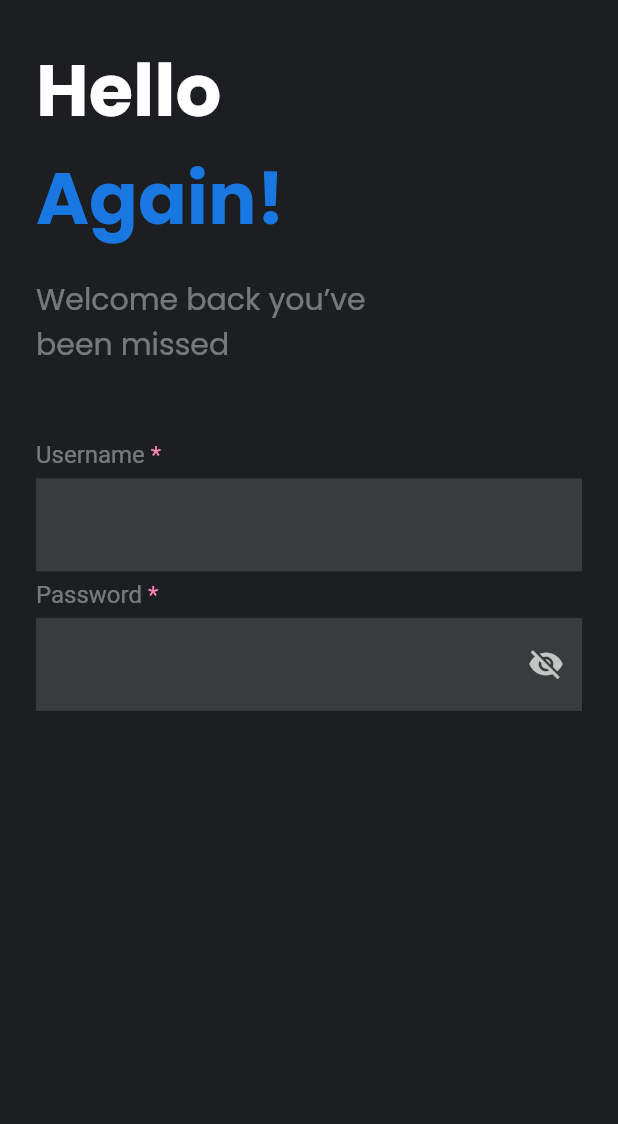
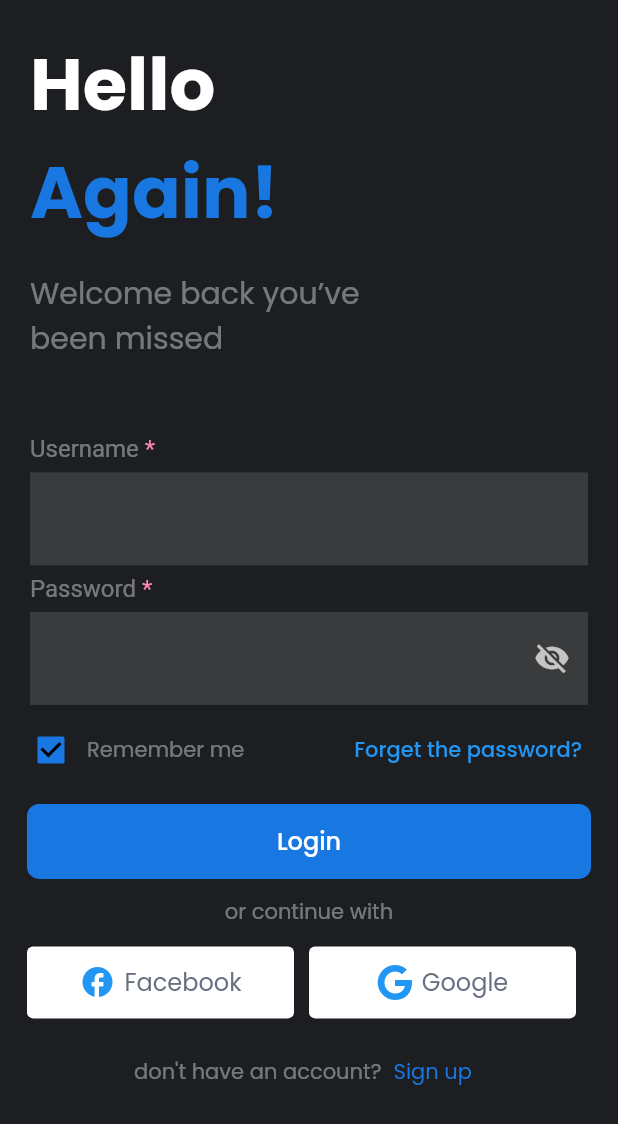
Before and after one commit to MohaamedHamdy/flutter_mvvm_news_app, a Flutter app: the LogInScreen screen opened by its route, on a phone screen of 412 x 824 dp. Shown: the top 1124 px of the screen. Run offline on Flutter 3.47's test engine with Material 2 defaults, Android fonts, the phone set to English and light mode, and no system bars; our stand-ins replace font_awesome_flutter.

```diff
--- a/lib/core/utils/styles.dart
+++ b/lib/core/utils/styles.dart
@@ -9,13 +9,15 @@ class AppStyle {
     fontSize: 12,
     fontWeight: FontWeight.normal,
   );
-  static TextStyle style14 = const TextStyle(
+  static TextStyle style14 = TextStyle(
     fontSize: 14,
     fontWeight: FontWeight.normal,
+    color: Colors.white.withOpacity(0.4),
   );
-  static TextStyle style16 = const TextStyle(
+  static TextStyle style16 = TextStyle(
     fontSize: 16,
     fontWeight: FontWeight.normal,
+    color: Colors.white.withOpacity(0.4),
   );
   static TextStyle style18 = const TextStyle(
     fontSize: 18,
--- /dev/null
+++ b/lib/features/authentication/presentation/view/widgtes/custom_auth_rich_text.dart
@@ -0,0 +1,28 @@
+
+
+import 'package:flutter/material.dart';
+import 'package:news_app2/core/utils/constants.dart';
+import 'package:news_app2/core/utils/styles.dart';
+
+class CustomAuthRichText extends StatelessWidget {
+  const CustomAuthRichText({Key? key, required this.text1, required this.text2})
+      : super(key: key);
+  final String text1;
+  final String text2;
+
+  @override
+  Widget build(BuildContext context) {
+    return RichText(
+      text: TextSpan(
+        text: text1,
+        style: AppStyle.style16,
+        children: [
+          TextSpan(
+            text: text2,
+            style: AppStyle.style16.copyWith(color: kError),
+          ),
+        ],
+      ),
+    );
+  }
+}
--- /dev/null
+++ b/lib/features/authentication/presentation/view/widgtes/forget_password_widget.dart
@@ -0,0 +1,33 @@
+import 'package:flutter/material.dart';
+import 'package:news_app2/core/utils/constants.dart';
+import 'package:news_app2/core/utils/styles.dart';
+
+class ForgetPasswordWidget extends StatelessWidget {
+  const ForgetPasswordWidget({Key? key}) : super(key: key);
+
+  @override
+  Widget build(BuildContext context) {
+    return  Padding(
+      padding: const EdgeInsets.only(left: 10.0, right: 16.0),
+      child: Row(
+        mainAxisAlignment: MainAxisAlignment.start,
+        children: [
+          Checkbox(
+            value: true,
+            activeColor: kPrimaryColor,
+            checkColor: Colors.black,
+            onChanged: (value) {},
+          ),
+          Text(
+            'Remember me',
+            style: AppStyle.style14,
+          ),
+          const Spacer(),
+          TextButton(
+              onPressed: () {},
+              child: const Text('Forget the password?')),
+        ],
+      ),
+    );
+  }
+}
--- a/lib/features/authentication/presentation/view/widgtes/log_in_body.dart
+++ b/lib/features/authentication/presentation/view/widgtes/log_in_body.dart
@@ -1,7 +1,9 @@
 import 'package:flutter/material.dart';
-import 'package:news_app2/core/utils/constants.dart';
 import 'package:news_app2/core/utils/dimensions.dart';
-import 'package:news_app2/core/utils/styles.dart';
+import 'package:news_app2/features/authentication/presentation/view/widgtes/forget_password_widget.dart';
+import 'package:news_app2/features/authentication/presentation/view/widgtes/log_in_third_section.dart';
+import 'log_in_first_section.dart';
+import 'log_in_second_section.dart';
 
 class LogInBody extends StatelessWidget {
   const LogInBody({Key? key}) : super(key: key);
@@ -9,121 +11,27 @@ class LogInBody extends StatelessWidget {
   @override
   Widget build(BuildContext context) {
     return SafeArea(
-      child: Padding(
-        padding: const EdgeInsets.all(24.0),
       child: SingleChildScrollView(
         child: Column(
           crossAxisAlignment: CrossAxisAlignment.start,
           mainAxisAlignment: MainAxisAlignment.start,
           children: [
-              const FirstSection(),
+            const Padding(
+              padding: EdgeInsets.only(top: 20.0, left: 20.0, right: 20.0),
+              child: FirstSection(),
+            ),
             SizedBox(
               height: Dimensions.heightPercentage(context, 6),
             ),
-              const SecondSection(),
+            const Padding(
+              padding: EdgeInsets.only(left: 20.0, right: 20.0),
+              child: SecondSection(),
+            ),
+            const ForgetPasswordWidget(),
+            const ThirdSection(),
           ],
-          ),
         ),
       ),
     );
   }
 }
-
-class FirstSection extends StatelessWidget {
-  const FirstSection({Key? key}) : super(key: key);
-
-  @override
-  Widget build(BuildContext context) {
-    return Column(
-      crossAxisAlignment: CrossAxisAlignment.start,
-      children: [
-        Text(
-          'Hello',
-          style: AppStyle.style22.copyWith(fontSize: 48),
-        ),
-        Text(
-          'Again!',
-          style: AppStyle.style22.copyWith(fontSize: 48, color: kPrimaryColor),
-        ),
-        SizedBox(
-          height: Dimensions.heightPercentage(context, 2),
-        ),
-        SizedBox(
-          width: Dimensions.widthPercentage(context, 55),
-          child: Text(
-            'Welcome back you’ve been missed',
-            style: AppStyle.style20.copyWith(
-                color: Colors.white.withOpacity(0.4),
-                fontWeight: FontWeight.normal),
-          ),
-        ),
-      ],
-    );
-  }
-}
-
-class SecondSection extends StatelessWidget {
-  const SecondSection({Key? key}) : super(key: key);
-
-  @override
-  Widget build(BuildContext context) {
-    return Column(
-      crossAxisAlignment: CrossAxisAlignment.start,
-      children: [
-        const CustomAuthRichText(text1: 'Username ', text2: '*'),
-        Container(
-          margin: const EdgeInsets.symmetric(vertical: 6),
-          color: const Color.fromRGBO(58, 59, 60, 1),
-          child: TextFormField(
-            keyboardType: TextInputType.text,
-            decoration: const InputDecoration(
-              enabledBorder: colorlessBorder,
-              focusedBorder: colorlessBorder,
-            ),
-          ),
-        ),
-        const CustomAuthRichText(text1: 'Password ', text2: '*'),
-        Container(
-          margin: const EdgeInsets.symmetric(vertical: 6),
-          color: const Color.fromRGBO(58, 59, 60, 1),
-          child: TextFormField(
-            keyboardType: TextInputType.visiblePassword,
-            decoration: InputDecoration(
-              enabledBorder: colorlessBorder,
-              focusedBorder: colorlessBorder,
-              suffixIcon: IconButton(
-                onPressed: () {},
-                icon: const Icon(
-                  Icons.visibility_off,
-                ),
-              ),
-            ),
-          ),
-        ),
-      ],
-    );
-  }
-}
-
-class CustomAuthRichText extends StatelessWidget {
-  const CustomAuthRichText({Key? key, required this.text1, required this.text2})
-      : super(key: key);
-  final String text1;
-  final String text2;
-
-  @override
-  Widget build(BuildContext context) {
-    return RichText(
-      text: TextSpan(
-        text: text1,
-        style: AppStyle.style16.copyWith(color: Colors.white.withOpacity(0.4)),
-        children: [
-          TextSpan(
-            text: text2,
-            style: AppStyle.style16.copyWith(color: kError),
-          ),
-        ],
-      ),
-    );
-  }
-}
--- /dev/null
+++ b/lib/features/authentication/presentation/view/widgtes/log_in_first_section.dart
@@ -0,0 +1,38 @@
+
+import 'package:flutter/material.dart';
+import 'package:news_app2/core/utils/constants.dart';
+import 'package:news_app2/core/utils/dimensions.dart';
+import 'package:news_app2/core/utils/styles.dart';
+
+class FirstSection extends StatelessWidget {
+  const FirstSection({Key? key}) : super(key: key);
+
+  @override
+  Widget build(BuildContext context) {
+    return Column(
+      crossAxisAlignment: CrossAxisAlignment.start,
+      children: [
+        Text(
+          'Hello',
+          style: AppStyle.style22.copyWith(fontSize: 48),
+        ),
+        Text(
+          'Again!',
+          style: AppStyle.style22.copyWith(fontSize: 48, color: kPrimaryColor),
+        ),
+        SizedBox(
+          height: Dimensions.heightPercentage(context, 2),
+        ),
+        SizedBox(
+          width: Dimensions.widthPercentage(context, 55),
+          child: Text(
+            'Welcome back you’ve been missed',
+            style: AppStyle.style20.copyWith(
+                color: Colors.white.withOpacity(0.4),
+                fontWeight: FontWeight.normal),
+          ),
+        ),
+      ],
+    );
+  }
+}
--- /dev/null
+++ b/lib/features/authentication/presentation/view/widgtes/log_in_second_section.dart
@@ -0,0 +1,48 @@
+
+import 'package:flutter/material.dart';
+import 'package:news_app2/core/utils/constants.dart';
+
+import 'custom_auth_rich_text.dart';
+
+class SecondSection extends StatelessWidget {
+  const SecondSection({Key? key}) : super(key: key);
+
+  @override
+  Widget build(BuildContext context) {
+    return Column(
+      crossAxisAlignment: CrossAxisAlignment.start,
+      children: [
+        const CustomAuthRichText(text1: 'Username ', text2: '*'),
+        Container(
+          margin: const EdgeInsets.symmetric(vertical: 6),
+          color: const Color.fromRGBO(58, 59, 60, 1),
+          child: TextFormField(
+            keyboardType: TextInputType.text,
+            decoration: const InputDecoration(
+              enabledBorder: colorlessBorder,
+              focusedBorder: colorlessBorder,
+            ),
+          ),
+        ),
+        const CustomAuthRichText(text1: 'Password ', text2: '*'),
+        Container(
+          margin: const EdgeInsets.symmetric(vertical: 6),
+          color: const Color.fromRGBO(58, 59, 60, 1),
+          child: TextFormField(
+            keyboardType: TextInputType.visiblePassword,
+            decoration: InputDecoration(
+              enabledBorder: colorlessBorder,
+              focusedBorder: colorlessBorder,
+              suffixIcon: IconButton(
+                onPressed: () {},
+                icon: const Icon(
+                  Icons.visibility_off,
+                ),
+              ),
+            ),
+          ),
+        ),
+      ],
+    );
+  }
+}
--- /dev/null
+++ b/lib/features/authentication/presentation/view/widgtes/log_in_third_section.dart
@@ -0,0 +1,57 @@
+import 'package:flutter/material.dart';
+import 'package:font_awesome_flutter/font_awesome_flutter.dart';
+import 'package:news_app2/core/utils/constants.dart';
+import 'package:news_app2/core/utils/styles.dart';
+import 'package:news_app2/core/widgets/custom_button.dart';
+
+import 'platform_continue_with.dart';
+
+class ThirdSection extends StatelessWidget {
+  const ThirdSection({Key? key}) : super(key: key);
+
+  @override
+  Widget build(BuildContext context) {
+    return Column(
+      children: [
+        Padding(
+          padding: const EdgeInsets.symmetric(horizontal: 18.0, vertical: 12.0),
+          child: CustomButton(onPressed: () {}, text: 'Login'),
+        ),
+        Center(
+          child: Text(
+            'or continue with',
+            style: AppStyle.style14,
+          ),
+        ),
+        const Padding(
+          padding: EdgeInsets.symmetric(horizontal: 18.0, vertical: 12.0),
+          child: Row(
+            children: [
+              PlatformContinueWithWidget(
+                  platformName: 'Facebook',
+                  widget: Icon(Icons.facebook_rounded)),
+              PlatformContinueWithWidget(
+                  platformName: 'Google',
+                  widget: Icon(FontAwesomeIcons.google)),
+            ],
+          ),
+        ),
+        Row(
+          mainAxisAlignment: MainAxisAlignment.center,
+          children: [
+            Text(
+              'don\'t have an account?',
+              style: AppStyle.style14,
+            ),
+            TextButton(
+                onPressed: () {},
+                child: Text(
+                  'Sign up',
+                  style: AppStyle.style14.copyWith(color: kPrimaryColor),
+                ))
+          ],
+        ),
+      ],
+    );
+  }
+}
--- /dev/null
+++ b/lib/features/authentication/presentation/view/widgtes/platform_continue_with.dart
@@ -0,0 +1,39 @@
+
+import 'package:flutter/material.dart';
+import 'package:news_app2/core/utils/styles.dart';
+
+class PlatformContinueWithWidget extends StatelessWidget {
+  const PlatformContinueWithWidget(
+      {Key? key, required this.platformName, required this.widget})
+      : super(key: key);
+  final String platformName;
+  // final IconData icon;
+  final Widget widget;
+  @override
+  Widget build(BuildContext context) {
+    return Expanded(
+      child: Padding(
+        padding: const EdgeInsets.only(right: 10.0),
+        child: TextButton(
+          onPressed: () {},
+          style: TextButton.styleFrom(
+            backgroundColor: Colors.white,
+            minimumSize: const Size(double.infinity, 48),
+          ),
+          child: Row(
+            mainAxisAlignment: MainAxisAlignment.center,
+            children: [
+              widget,
+              const SizedBox(width: 6,),
+              Text(
+                platformName,
+                style: AppStyle.style16
+                    .copyWith(color: const Color.fromRGBO(102, 112, 128, 1)),
+              ),
+            ],
+          ),
+        ),
+      ), // to be done
+    );
+  }
+}
--- a/lib/features/onBoarding/presentation/widgets/on_boarding_first_section.dart
+++ b/lib/features/onBoarding/presentation/widgets/on_boarding_first_section.dart
@@ -13,6 +13,7 @@ class FirstSection extends StatelessWidget {
       decoration: BoxDecoration(
         image: DecorationImage(
           image: AssetImage(images[index]),
+          fit: BoxFit.fill,
         ),
       ),
     );
--- a/lib/features/onBoarding/presentation/widgets/on_boarding_second_section.dart
+++ b/lib/features/onBoarding/presentation/widgets/on_boarding_second_section.dart
@@ -19,7 +19,7 @@ class SecondSection extends StatelessWidget {
   @override
   Widget build(BuildContext context) {
     return Padding(
-      padding: const EdgeInsets.all(20.0),
+      padding: const EdgeInsets.symmetric(horizontal: 20.0,vertical: 20),
       child: Column(
         crossAxisAlignment: CrossAxisAlignment.start,
         children: [
@@ -29,6 +29,7 @@ class SecondSection extends StatelessWidget {
           SizedBox(
             height: Dimensions.heightPercentage(context, 10),
           ),
+          // Spacer(),
           Row(
             children: [
               OnBoardingSlider(index: index),
--- a/pubspec.yaml
+++ b/pubspec.yaml
@@ -36,6 +36,7 @@ dependencies:
   # The following adds the Cupertino Icons font to your application.
   # Use with the CupertinoIcons class for iOS style icons.
   cupertino_icons: ^1.0.2
+  font_awesome_flutter: ^10.5.0
 
 dev_dependencies:
   flutter_test:
```
Also changed, not shown: pubspec.lock. Lines whose indentation alone changed are shown as unchanged.
